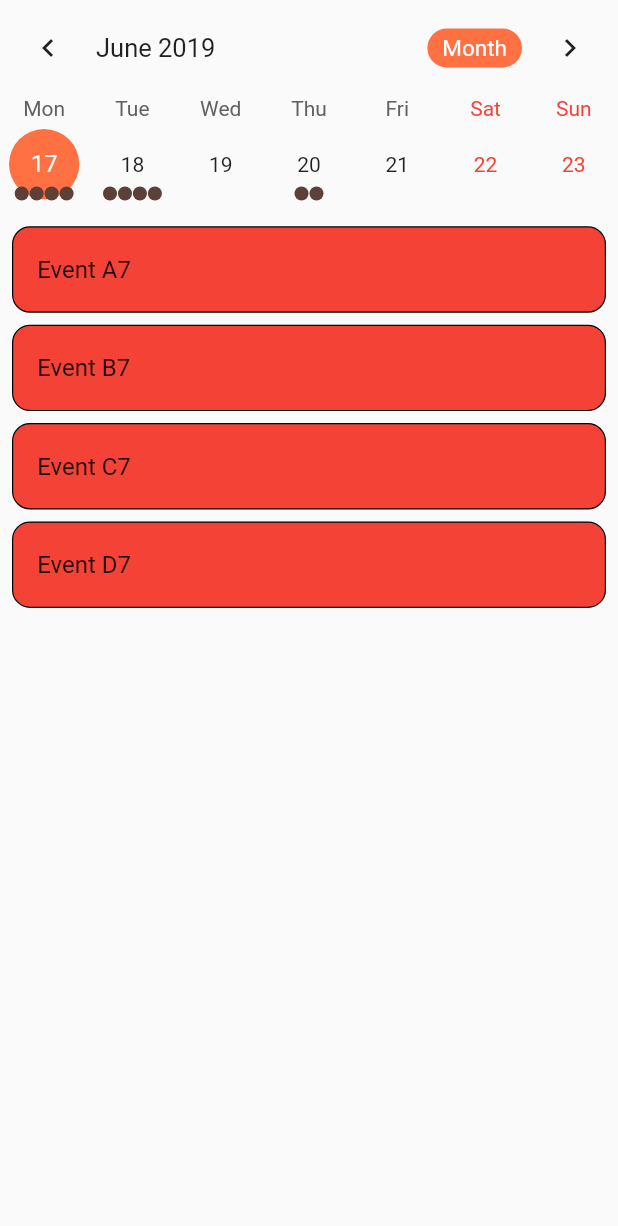
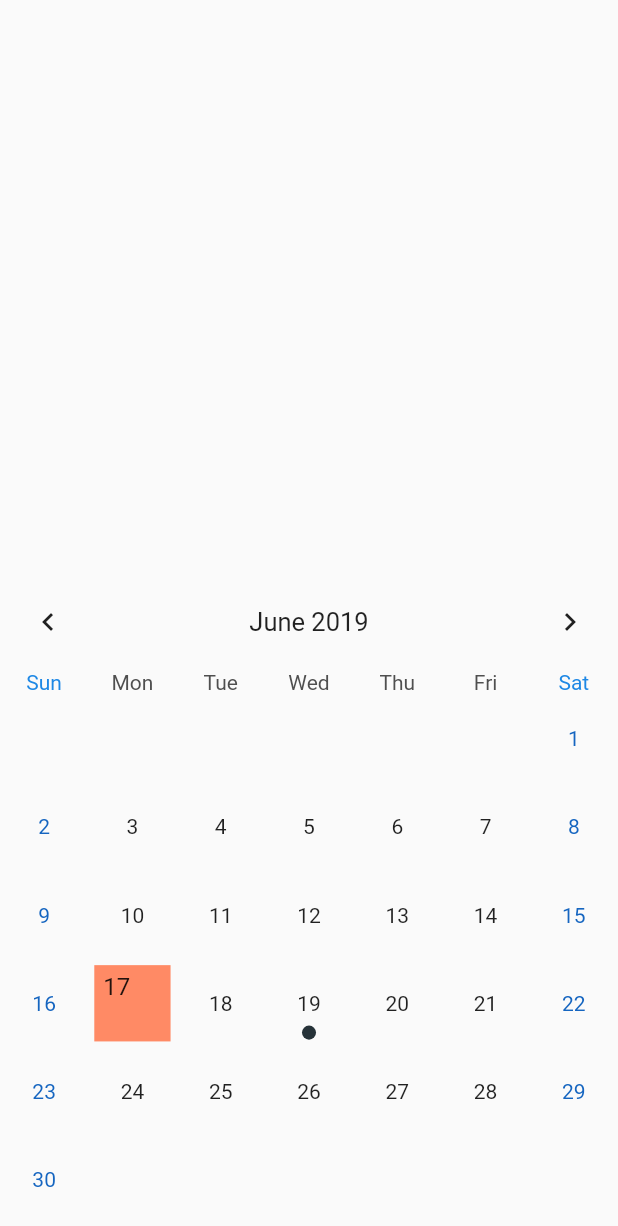
Before and after one commit to oroshazi/flutter-projects, a Flutter app: the MyHomePage screen opened directly, on a phone screen of 412 x 824 dp. Shown: the top 1226 px of the screen. Run offline on Flutter 3.47's test engine with Material 2 defaults, Android fonts, the phone set to English and light mode, and no system bars; drawn by our look-alikes of table_calendar; our stand-ins replace bloc, equatable, flutter_bloc, rxdart; missing offline and left inert: date_utils.

Commit message:
(nevnapp): Fix variable type issues

```diff
--- /dev/null
+++ b/nevnapp/lib/data/events.data.dart
@@ -0,0 +1,9 @@
+class Events {
+  final Map<DateTime, List> _eventsHu = {
+    DateTime(2019, 6, 19): ["thing"],
+  };
+
+  Map<DateTime, List> get hu {
+    return _eventsHu;
+  }
+}
--- a/nevnapp/lib/data/name_days.data.dart
+++ b/nevnapp/lib/data/holidays.data.dart
@@ -1,5 +1,5 @@
-class NameDays {
-  final Map<DateTime, List> nameDays = {
+class Holidays {
+  final Map<DateTime, List> _holidays = {
     DateTime(2019, 1, 1): ['New Year\'s Day'],
     DateTime(2019, 1, 6): ['Epiphany'],
     DateTime(2019, 2, 14): ['Valentine\'s Day'],
@@ -7,5 +7,9 @@ class NameDays {
     DateTime(2019, 4, 22): ['Easter Monday'],
   };
 
-  Map<DateTime, List> returnNamedays() => nameDays;
+  // Map<DateTime, List> get() => holidays;
+
+  Map<DateTime, List> get holidayList {
+    return _holidays;
+  }
 }
--- a/nevnapp/lib/main.dart
+++ b/nevnapp/lib/main.dart
@@ -1,9 +1,10 @@
 import 'package:flutter/material.dart';
 import 'package:intl/date_symbol_data_local.dart';
+import 'package:nevnapp/data/events.data.dart';
 import 'package:nevnapp/widgets/bottom_navigation.widget.dart';
 import 'package:nevnapp/widgets/event_list.widget.dart';
 import 'package:table_calendar/table_calendar.dart';
-import './data/name_days.data.dart';
+import './data/holidays.data.dart';
 import 'package:date_utils/date_utils.dart';
 
 void main() {
@@ -17,15 +18,6 @@ class MyApp extends StatelessWidget {
     return MaterialApp(
       title: 'Flutter Demo',
       theme: ThemeData(
-        // This is the theme of your application.
-        //
-        // Try running your application with "flutter run". You'll see the
-        // application has a blue toolbar. Then, without quitting the app, try
-        // changing the primarySwatch below to Colors.green and then invoke
-        // "hot reload" (press "r" in the console where you ran "flutter run",
-        // or simply save your changes to "hot reload" in a Flutter IDE).
-        // Notice that the counter didn't reset back to zero; the application
-        // is not restarted.
         primarySwatch: Colors.blue,
       ),
       home: BottomNavigation(),
@@ -50,69 +42,17 @@ class _MyHomePageState extends State<MyHomePage> with TickerProviderStateMixin {
   List _selectedEvents;
   AnimationController _controller;
 
-  Map<DateTime, List> nameDays = NameDays().returnNamedays();
+  Map<DateTime, List> holidays = Holidays().holidayList;
 
   @override
   void initState() {
     super.initState();
     _selectedDay = DateTime.now();
-    _events = {
-      _selectedDay.subtract(Duration(days: 30)): [
-        'Event A0',
-        'Event B0',
-        'Event C0'
-      ],
-      _selectedDay.subtract(Duration(days: 27)): ['Event A1'],
-      _selectedDay.subtract(Duration(days: 20)): [
-        'Event A2',
-        'Event B2',
-        'Event C2',
-        'Event D2'
-      ],
-      _selectedDay.subtract(Duration(days: 16)): ['Event A3', 'Event B3'],
-      _selectedDay.subtract(Duration(days: 10)): [
-        'Event A4',
-        'Event B4',
-        'Event C4'
-      ],
-      _selectedDay.subtract(Duration(days: 4)): [
-        'Event A5',
-        'Event B5',
-        'Event C5'
-      ],
-      _selectedDay.subtract(Duration(days: 2)): ['Event A6', 'Event B6'],
-      _selectedDay: ['Event A7', 'Event B7', 'Event C7', 'Event D7'],
-      _selectedDay.add(Duration(days: 1)): [
-        'Event A8',
-        'Event B8',
-        'Event C8',
-        'Event D8'
-      ],
-      _selectedDay.add(Duration(days: 3)):
-          Set.from(['Event A9', 'Event A9', 'Event B9']).toList(),
-      _selectedDay.add(Duration(days: 7)): [
-        'Event A10',
-        'Event B10',
-        'Event C10'
-      ],
-      _selectedDay.add(Duration(days: 11)): ['Event A11', 'Event B11'],
-      _selectedDay.add(Duration(days: 17)): [
-        'Event A12',
-        'Event B12',
-        'Event C12',
-        'Event D12'
-      ],
-      _selectedDay.add(Duration(days: 22)): ['Event A13', 'Event B13'],
-      _selectedDay.add(Duration(days: 26)): [
-        'Event A14',
-        'Event B14',
-        'Event C14'
-      ],
-    };
+    _events = Events().hu;
 
     _selectedEvents = _events[_selectedDay] ?? [];
     _visibleEvents = _events;
-    _visibleHolidays = nameDays;
+    _visibleHolidays = holidays;
 
     _controller = AnimationController(
       vsync: this,
@@ -141,7 +81,7 @@ class _MyHomePageState extends State<MyHomePage> with TickerProviderStateMixin {
       );
 
       _visibleHolidays = Map.fromEntries(
-        nameDays.entries.where(
+        holidays.entries.where(
           (entry) =>
               entry.key.isAfter(first.subtract(const Duration(days: 1))) &&
               entry.key.isBefore(last.add(const Duration(days: 1))),
@@ -161,13 +101,13 @@ class _MyHomePageState extends State<MyHomePage> with TickerProviderStateMixin {
         children: <Widget>[
           // Switch out 2 lines below to play with TableCalendar's settings
           //-----------------------
-          _buildTableCalendar(),
-          // _buildTableCalendarWithBuilders(),
-          const SizedBox(height: 8.0),
           Expanded(
               child: EventList(
             selectedEvents: _selectedEvents,
           )),
+          _buildTableCalendarWithBuilders(),
+          // _buildTableCalendarWithBuilders(),
+          const SizedBox(height: 8.0),
         ],
       ),
       // bottomNavigationBar: BottomNavigation(),
@@ -210,7 +150,7 @@ class _MyHomePageState extends State<MyHomePage> with TickerProviderStateMixin {
   // More advanced TableCalendar configuration (using Builders & Styles)
   Widget _buildTableCalendarWithBuilders() {
     return TableCalendar(
-      locale: 'pl_PL',
+      locale: 'en_US',
       events: _visibleEvents,
       holidays: _visibleHolidays,
       initialCalendarFormat: CalendarFormat.month,
@@ -329,5 +269,4 @@ class _MyHomePageState extends State<MyHomePage> with TickerProviderStateMixin {
       color: Colors.blueGrey[800],
     );
   }
-
 }
--- a/nevnapp/lib/widgets/bottom_navigation.widget.dart
+++ b/nevnapp/lib/widgets/bottom_navigation.widget.dart
@@ -12,12 +12,12 @@ class _BottomNaviagtionState extends State<BottomNavigation> {
   int _selectedIndex = 0;
   static const TextStyle optionStyle =
       TextStyle(fontSize: 30, fontWeight: FontWeight.bold);
-  static  List<Widget> _widgetOptions = <Widget>[
+  static List<Widget> _widgetOptions = <Widget>[
+    MyHomePage(),
     Text(
       'Index 1: Business',
       style: optionStyle,
     ),
-    MyHomePage(),
     Text(
       'Index 2: School',
       style: optionStyle,
@@ -49,10 +49,10 @@ class _BottomNaviagtionState extends State<BottomNavigation> {
             icon: Icon(Icons.business),
             title: Text('Business'),
           ),
-          BottomNavigationBarItem(
-            icon: Icon(Icons.school),
-            title: Text('School'),
-          ),
+          // BottomNavigationBarItem(
+          //   icon: Icon(Icons.school),
+          //   title: Text('School'),
+          // ),
         ],
         currentIndex: _selectedIndex,
         selectedItemColor: Colors.amber[800],
--- a/nevnapp/lib/widgets/event_item.widget.dart
+++ b/nevnapp/lib/widgets/event_item.widget.dart
@@ -1,18 +1,25 @@
 import 'package:flutter/material.dart';
 
 class EventItem extends StatelessWidget {
-  String event;
+  final String event;
 
   EventItem({this.event});
 
   @override
   Widget build(BuildContext context) {
-    return Container(
-      decoration: BoxDecoration(
-          border: Border.all(width: 0.8),
-          borderRadius: BorderRadius.circular(12.0),
-          color: Colors.red),
-      margin: const EdgeInsets.symmetric(horizontal: 8.0, vertical: 4.0),
+    // return Container(
+    //   decoration: BoxDecoration(
+    //       border: Border.all(width: 0.8),
+    //       borderRadius: BorderRadius.circular(3.0),
+    //       color: Colors.red),
+    //   margin: const EdgeInsets.symmetric(horizontal: 8.0, vertical: 4.0),
+    //   child: ListTile(
+    //     title: Text(event.toString()),
+    //     onTap: () => print('$event tapped!'),
+    //   ),
+    // );
+
+    return Card(
       child: ListTile(
         title: Text(event.toString()),
         onTap: () => print('$event tapped!'),
--- a/nevnapp/lib/widgets/event_list.widget.dart
+++ b/nevnapp/lib/widgets/event_list.widget.dart
@@ -2,7 +2,7 @@ import 'package:flutter/material.dart';
 import 'package:nevnapp/widgets/event_item.widget.dart';
 
 class EventList extends StatelessWidget {
-  List selectedEvents;
+  final List selectedEvents;
   EventList({this.selectedEvents});
 
   @override
```
